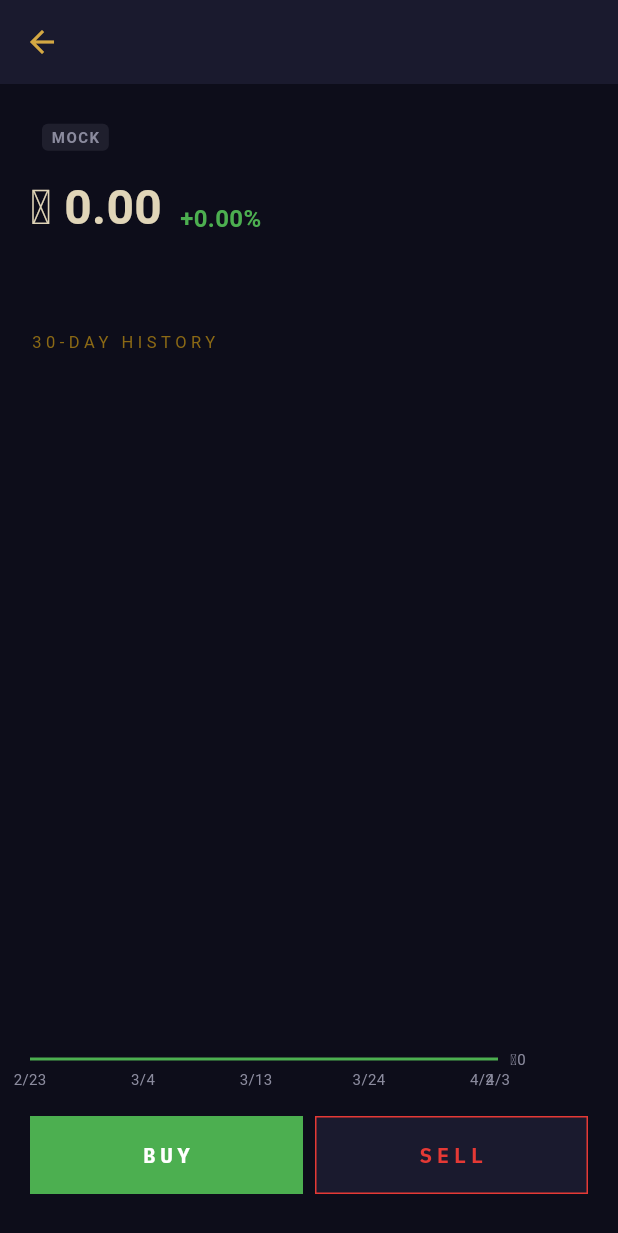
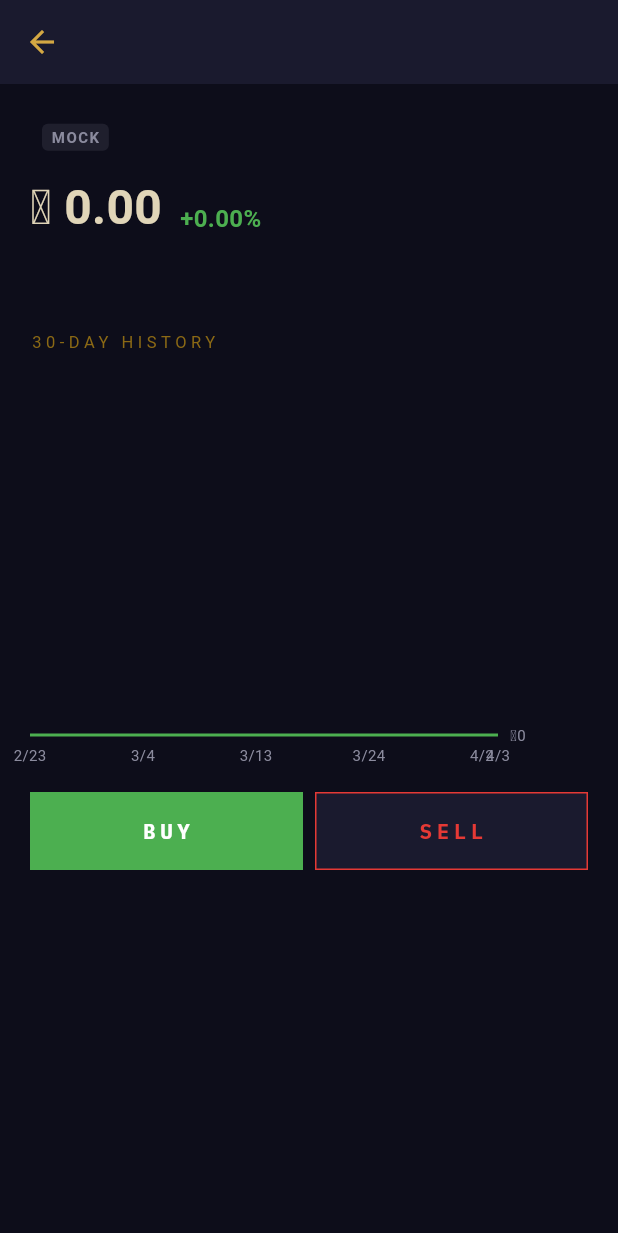
Before and after one commit to AesaCC/spacecoffee, a Flutter app: the AssetDetailScreen screen opened directly with empty values, on a phone screen of 412 x 824 dp. Shown: the top 1233 px of the screen. Run offline on Flutter 3.47's test engine with Material 3 defaults, Android fonts, the phone set to English and light mode, and no system bars; our stand-ins replace flutter_riverpod, google_fonts.

Commit message:
fix: chart height and Y-axis label density on asset detail screen
- Replace Expanded with SizedBox(260) so BUY/SELL buttons are always visible
- Limit Y-axis labels to ~4 using dynamic interval based on price range
- Match grid line interval to label interval

Co-Authored-By: Claude Sonnet 4.6 <noreply@anthropic.com>

```diff
--- a/lib/screens/asset_detail_screen.dart
+++ b/lib/screens/asset_detail_screen.dart
@@ -186,8 +186,9 @@ class AssetDetailScreen extends ConsumerWidget {
             ),
             const SizedBox(height: 16),
 
-            // Chart
-            Expanded(
+            // Chart — fixed height so BUY/SELL buttons always fit on screen
+            SizedBox(
+              height: 260,
               child: asyncHistory.when(
                 loading: () => const Center(
                   child: CircularProgressIndicator(
@@ -301,6 +302,7 @@ class _PriceChart extends StatelessWidget {
         gridData: FlGridData(
           show: true,
           drawVerticalLine: false,
+          horizontalInterval: (maxY - minY) / 4,
           getDrawingHorizontalLine: (_) => const FlLine(
             color: Color(0xFF2A2A4A),
             strokeWidth: 1,
@@ -318,6 +320,7 @@ class _PriceChart extends StatelessWidget {
             sideTitles: SideTitles(
               showTitles: true,
               reservedSize: 60,
+              interval: (maxY - minY) / 4, // show ~4 labels only
               getTitlesWidget: (value, _) => Padding(
                 padding: const EdgeInsets.only(left: 8),
                 child: Text(
```
